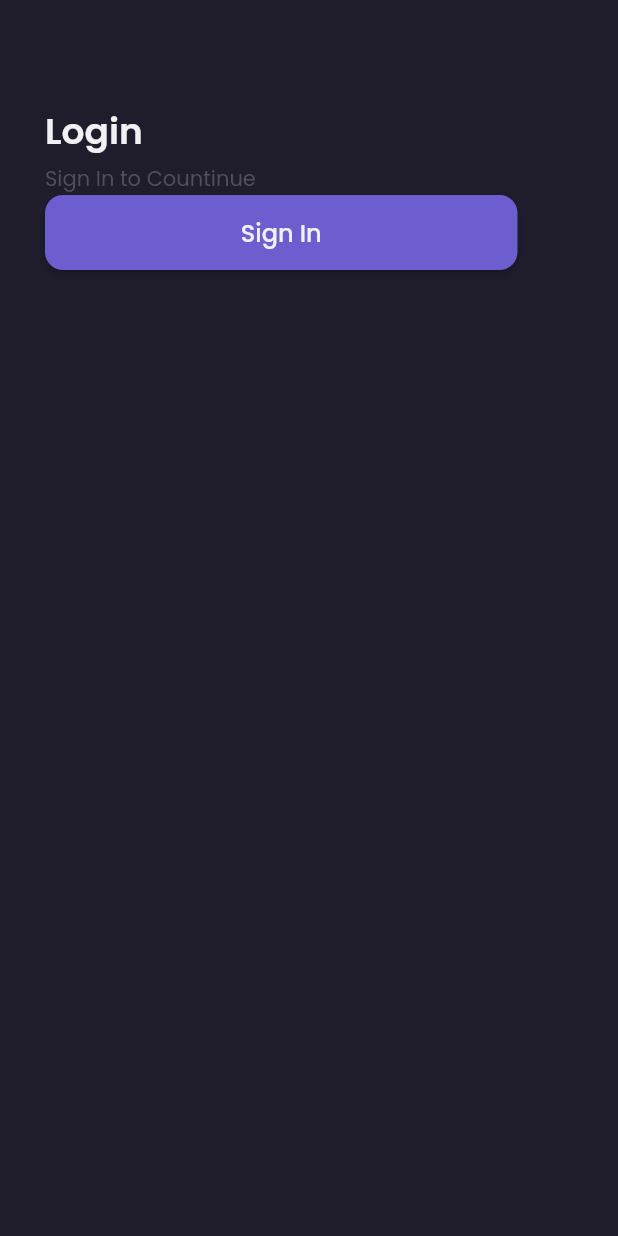
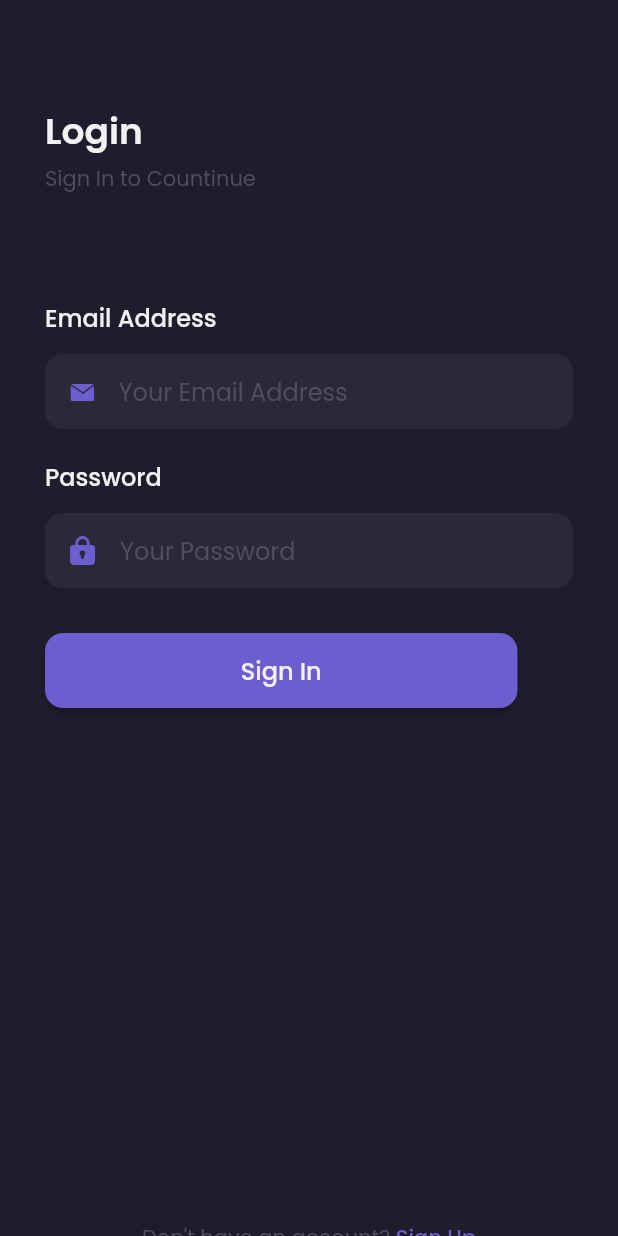
Before and after one commit to fahadhafizdev/shamo_app, a Flutter app: the screen it shows after launch, on a phone screen of 412 x 824 dp. Run offline on Flutter 3.47's test engine with Material 2 defaults, Android fonts, the phone set to English and light mode, and no system bars; our stand-ins replace google_fonts.

Commit message:
update sigh_in_page.dart

```diff
--- a/lib/shared/theme.dart
+++ b/lib/shared/theme.dart
@@ -6,10 +6,13 @@ Color purpleColor = Color(0xff6C5ECF);
 Color blackColor = Color(0xff504F5E);
 Color whiteColor = Color(0xffF1F0F2);
 Color blueColor = Color(0xff38ABBE);
+Color darkGreyColor = Color(0xff2B2937);
 
 TextStyle blackTextStyle = GoogleFonts.poppins(color: blackColor);
 
 TextStyle whiteTextStyle = GoogleFonts.poppins(color: whiteColor);
+
+TextStyle purpleTextStyle = GoogleFonts.poppins(color: purpleColor);
 
 final ButtonStyle btnStyle = ElevatedButton.styleFrom(
   primary: purpleColor,
--- a/lib/ui/page/sign_in_page.dart
+++ b/lib/ui/page/sign_in_page.dart
@@ -1,3 +1,4 @@
+import 'package:flutter/gestures.dart';
 import 'package:flutter/material.dart';
 import 'package:shamo_app/shared/theme.dart';
 
@@ -10,6 +11,7 @@ class SignInPage extends StatelessWidget {
         margin: EdgeInsets.only(
           left: 30,
           top: 70,
+          bottom: 70,
         ),
         child: Column(
           mainAxisAlignment: MainAxisAlignment.spaceBetween,
@@ -36,7 +38,10 @@ class SignInPage extends StatelessWidget {
 
     Widget buttonSignIn() {
       return Container(
-        margin: EdgeInsets.symmetric(horizontal: 30),
+        margin: EdgeInsets.symmetric(
+          horizontal: 30,
+          vertical: 10,
+        ),
         height: 50,
         width: 315,
         child: ElevatedButton(
@@ -53,14 +58,141 @@ class SignInPage extends StatelessWidget {
       );
     }
 
+    Widget passwordInput() {
+      return Container(
+        margin: EdgeInsets.symmetric(horizontal: 30, vertical: 20),
+        child: Column(
+          crossAxisAlignment: CrossAxisAlignment.start,
+          children: [
+            Text(
+              'Password',
+              style: whiteTextStyle.copyWith(
+                fontWeight: medium,
+                fontSize: 16,
+              ),
+            ),
+            SizedBox(height: 12),
+            Container(
+              height: 50,
+              padding: EdgeInsets.symmetric(horizontal: 16),
+              decoration: BoxDecoration(
+                color: darkGreyColor,
+                borderRadius: BorderRadius.circular(12),
+              ),
+              child: Center(
+                child: Row(
+                  children: [
+                    Image.asset(
+                      'assets/images/icon_password.png',
+                      height: 19,
+                      width: 18,
+                    ),
+                    SizedBox(width: 16),
+                    Expanded(
+                      child: TextFormField(
+                        style: whiteTextStyle,
+                        obscureText: true,
+                        decoration: InputDecoration.collapsed(
+                          hintText: 'Your Password',
+                          hintStyle: blackTextStyle,
+                        ),
+                      ),
+                    ),
+                  ],
+                ),
+              ),
+            )
+          ],
+        ),
+      );
+    }
+
+    Widget emailInput() {
+      return Container(
+        margin: EdgeInsets.symmetric(horizontal: 30),
+        child: Column(
+          crossAxisAlignment: CrossAxisAlignment.start,
+          children: [
+            Text(
+              'Email Address',
+              style: whiteTextStyle.copyWith(
+                fontWeight: medium,
+                fontSize: 16,
+              ),
+            ),
+            SizedBox(height: 12),
+            Container(
+              height: 50,
+              padding: EdgeInsets.symmetric(
+                horizontal: 16,
+              ),
+              decoration: BoxDecoration(
+                color: darkGreyColor,
+                borderRadius: BorderRadius.circular(12),
+              ),
+              child: Center(
+                child: Row(
+                  children: [
+                    Image.asset(
+                      'assets/images/icon_email.png',
+                      height: 12,
+                      width: 17,
+                    ),
+                    SizedBox(width: 16),
+                    Expanded(
+                      child: TextFormField(
+                        style: whiteTextStyle,
+                        decoration: InputDecoration.collapsed(
+                          hintText: 'Your Email Address',
+                          hintStyle: blackTextStyle,
+                        ),
+                      ),
+                    ),
+                  ],
+                ),
+              ),
+            )
+          ],
+        ),
+      );
+    }
+
+    Widget tagLink() {
+      var textSpan = TextSpan(
+        text: 'Sign Up',
+        style: purpleTextStyle.copyWith(
+          fontWeight: medium,
+        ),
+      );
+      return GestureDetector(
+        onTap: () {},
+        child: Container(
+          alignment: Alignment.center,
+          margin: EdgeInsets.only(bottom: 30, top: 333),
+          child: Text.rich(
+            TextSpan(
+              text: 'Don\'t have an account? ',
+              style: blackTextStyle,
+              children: [textSpan],
+            ),
+          ),
+        ),
+      );
+    }
+
     return Scaffold(
       backgroundColor: mainColor,
-      body: Column(
-        crossAxisAlignment: CrossAxisAlignment.start,
-        children: [
-          headerTitle(),
-          buttonSignIn(),
-        ],
+      body: SingleChildScrollView(
+        child: Column(
+          crossAxisAlignment: CrossAxisAlignment.start,
+          children: [
+            headerTitle(),
+            emailInput(),
+            passwordInput(),
+            buttonSignIn(),
+            tagLink(),
+          ],
+        ),
       ),
     );
   }
```
Also changed, not shown: assets/images/icon_email.png (added), assets/images/icon_message.png (added), assets/images/icon_password.png (added), assets/images/icon_round.png (added), assets/images/icon_user.png (added), assets/images/user_photo.png (added).
